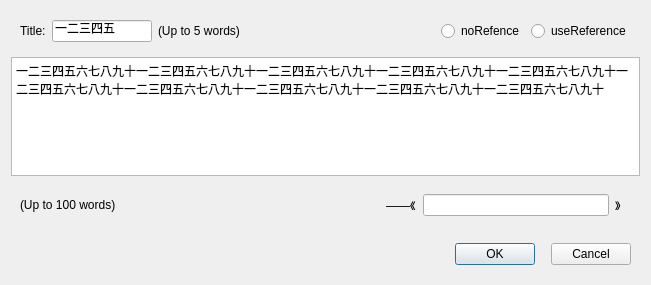
This is window/editwindow.ui in Nowhererain/Sinj as Qt 5 draws it before an edit. The edited form follows.
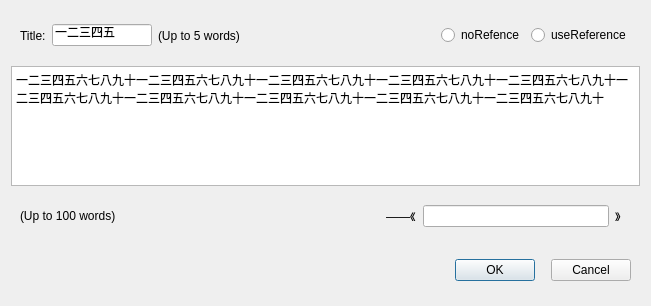
This is the edited form.

Patch:
```diff
--- a/window/editwindow.ui
+++ b/window/editwindow.ui
@@ -7,19 +7,19 @@
     <x>0</x>
     <y>0</y>
     <width>651</width>
-    <height>285</height>
+    <height>306</height>
    </rect>
   </property>
   <property name="minimumSize">
    <size>
     <width>651</width>
-    <height>266</height>
+    <height>306</height>
    </size>
   </property>
   <property name="maximumSize">
    <size>
     <width>651</width>
-    <height>296</height>
+    <height>306</height>
    </size>
   </property>
   <property name="windowTitle">
@@ -91,6 +91,18 @@
    </item>
    <item>
     <widget class="QPlainTextEdit" name="contentText">
+     <property name="minimumSize">
+      <size>
+       <width>0</width>
+       <height>120</height>
+      </size>
+     </property>
+     <property name="maximumSize">
+      <size>
+       <width>16777215</width>
+       <height>120</height>
+      </size>
+     </property>
      <property name="styleSheet">
       <string notr="true">QPlainTextEdit{
 	font: 12pt &quot;微软雅黑&quot;;
```
